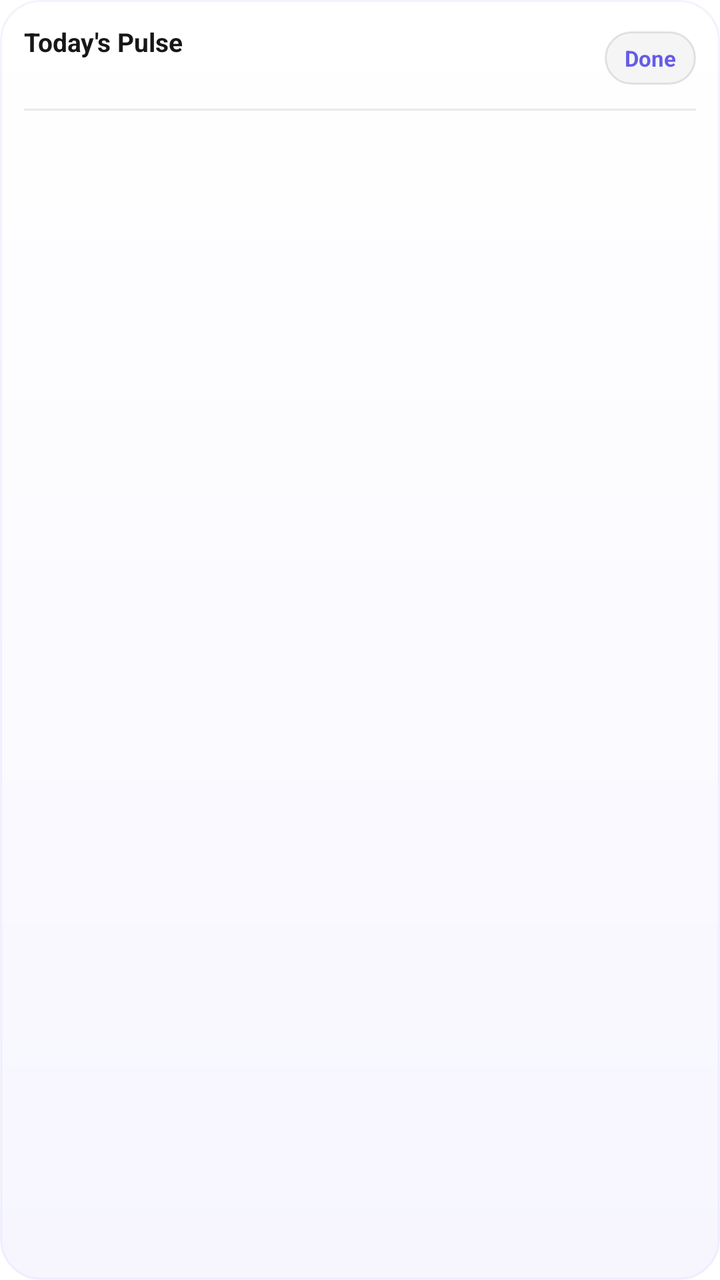
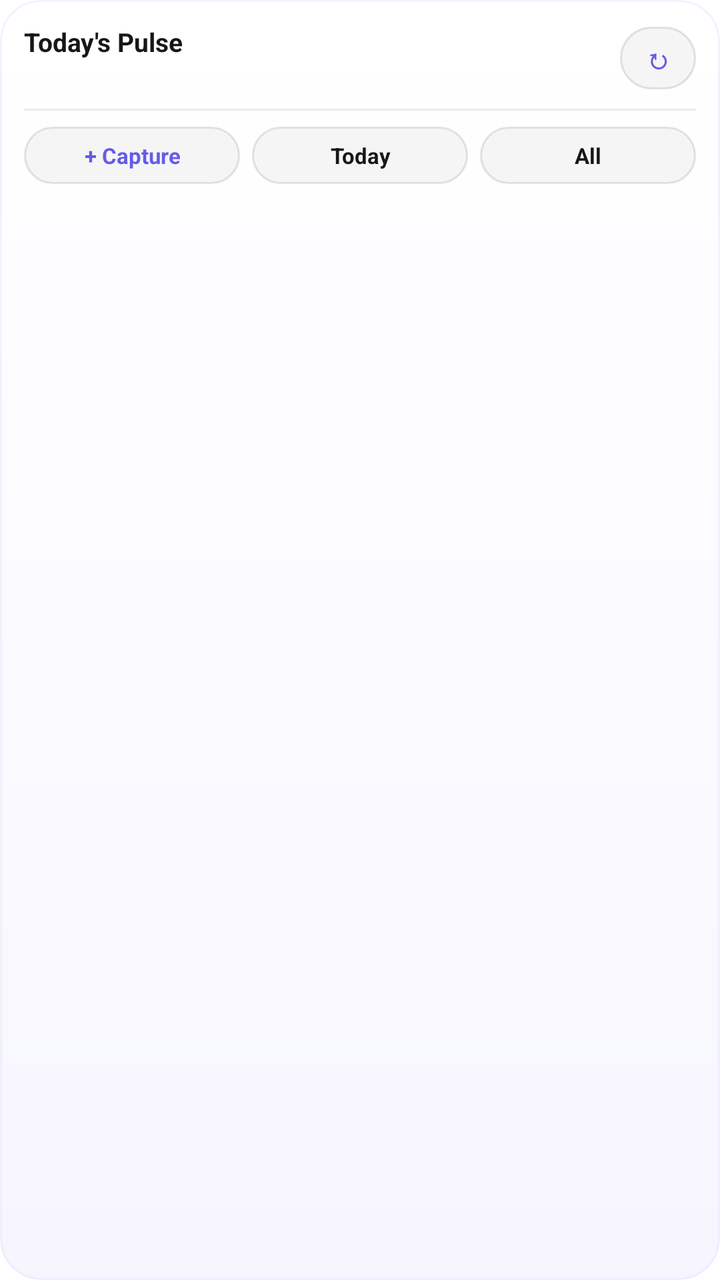

Compare the two renders of this Android layout. The source of the first and the diff that turns it into the second are given below.
<!-- AndroidManifest.xml: application theme Theme.jot -->
<!-- res/layout/widget_pulse.xml -->
<?xml version="1.0" encoding="utf-8"?>
<LinearLayout xmlns:android="http://schemas.android.com/apk/res/android"
    android:layout_width="match_parent"
    android:layout_height="match_parent"
    android:orientation="vertical"
    android:background="@drawable/widget_background"
    android:padding="12dp">

    <LinearLayout
        android:id="@+id/pulse_header"
        android:layout_width="match_parent"
        android:layout_height="wrap_content"
        android:gravity="center_vertical"
        android:orientation="horizontal">

        <LinearLayout
            android:layout_width="0dp"
            android:layout_height="wrap_content"
            android:layout_weight="1"
            android:orientation="vertical">

            <TextView
                android:layout_width="wrap_content"
                android:layout_height="wrap_content"
                android:text="Today's Pulse"
                android:textColor="#FF171717"
                android:textSize="13sp"
                android:textStyle="bold" />

            <TextView
                android:id="@+id/pulse_summary"
                android:layout_width="wrap_content"
                android:layout_height="wrap_content"
                android:layout_marginTop="2dp"
                android:textColor="#FF6B7280"
                android:textSize="11sp" />
        </LinearLayout>

        <TextView
            android:id="@+id/pulse_count_badge"
            android:layout_width="wrap_content"
            android:layout_height="wrap_content"
            android:background="@drawable/capture_field_bg"
            android:paddingStart="10dp"
            android:paddingTop="6dp"
            android:paddingEnd="10dp"
            android:paddingBottom="6dp"
            android:text="Done"
            android:textColor="#FF655BE8"
            android:textSize="11sp"
            android:textStyle="bold" />
    </LinearLayout>

    <TextView
        android:layout_width="match_parent"
        android:layout_height="1dp"
        android:layout_marginTop="8dp"
        android:layout_marginBottom="8dp"
        android:background="#14000000" />

    <ListView
        android:id="@+id/pulse_list"
        android:layout_width="match_parent"
        android:layout_height="0dp"
        android:layout_weight="1"
        android:divider="@null"
        android:dividerHeight="0dp"
        android:scrollbars="none" />

    <LinearLayout
        android:id="@+id/pulse_empty_state"
        android:layout_width="match_parent"
        android:layout_height="0dp"
        android:layout_weight="1"
        android:gravity="center"
        android:orientation="vertical"
        android:padding="8dp"
        android:visibility="gone">

        <ImageView
            android:id="@+id/pulse_empty_image"
            android:layout_width="match_parent"
            android:layout_height="110dp"
            android:layout_marginBottom="4dp"
            android:scaleType="centerCrop"
            android:adjustViewBounds="true"
            android:contentDescription="@null"
            android:visibility="gone" />

        <TextView
            android:id="@+id/pulse_empty_icon"
            android:layout_width="wrap_content"
            android:layout_height="wrap_content"
            android:text="~"
            android:textColor="#FF655BE8"
            android:textSize="28sp"
            android:textStyle="bold"
            android:visibility="gone" />

        <TextView
            android:id="@+id/pulse_empty_title"
            android:layout_width="wrap_content"
            android:layout_height="wrap_content"
            android:layout_marginTop="4dp"
            android:text="All clear"
            android:textColor="#FF171717"
            android:textSize="15sp"
            android:textStyle="bold" />

        <TextView
            android:id="@+id/pulse_empty_quote"
            android:layout_width="wrap_content"
            android:layout_height="wrap_content"
            android:layout_marginTop="6dp"
            android:gravity="center"
            android:maxLines="3"
            android:text="Nothing due right now."
            android:textColor="#FF6B7280"
            android:textSize="11sp" />

        <TextView
            android:id="@+id/pulse_empty_hint"
            android:layout_width="wrap_content"
            android:layout_height="wrap_content"
            android:layout_marginTop="8dp"
            android:gravity="center"
            android:maxLines="3"
            android:textColor="#FF8C8C96"
            android:textSize="10sp"
            android:visibility="gone" />
    </LinearLayout>

</LinearLayout>
<!-- resources referenced by this layout -->
<resources>
  <!-- drawable capture_field_bg (drawable) -->
  <?xml version="1.0" encoding="utf-8"?>
  <shape xmlns:android="http://schemas.android.com/apk/res/android"
      android:shape="rectangle">
      <solid android:color="#FFF5F5F5" />
      <corners android:radius="18dp" />
      <stroke android:width="1dp" android:color="#1A000000" />
  </shape>
  <!-- drawable widget_background (drawable) -->
  <?xml version="1.0" encoding="utf-8"?>
  <shape xmlns:android="http://schemas.android.com/apk/res/android"
      android:shape="rectangle">
      <gradient
          android:angle="270"
          android:startColor="#FFFFFFFF"
          android:endColor="#FFF7F6FF" />
      <corners android:radius="20dp" />
      <stroke android:width="1dp" android:color="#14655BE8" />
      <padding
          android:left="1dp"
          android:top="1dp"
          android:right="1dp"
          android:bottom="1dp" />
  </shape>
  <style name="Theme.jot" parent="Theme.MaterialComponents.DayNight.NoActionBar">
          
      </style>
</resources>

<!-- the commit's change to res/layout/widget_pulse.xml (unified diff, before → after) -->
@@ -37,17 +37,17 @@
         </LinearLayout>
 
         <TextView
-            android:id="@+id/pulse_count_badge"
+            android:id="@+id/pulse_btn_refresh"
             android:layout_width="wrap_content"
             android:layout_height="wrap_content"
             android:background="@drawable/capture_field_bg"
-            android:paddingStart="10dp"
+            android:paddingStart="12dp"
             android:paddingTop="6dp"
-            android:paddingEnd="10dp"
+            android:paddingEnd="12dp"
             android:paddingBottom="6dp"
-            android:text="Done"
+            android:text="↻"
             android:textColor="#FF655BE8"
-            android:textSize="11sp"
+            android:textSize="14sp"
             android:textStyle="bold" />
     </LinearLayout>
 
@@ -57,6 +57,58 @@
         android:layout_marginTop="8dp"
         android:layout_marginBottom="8dp"
         android:background="#14000000" />
+
+    <LinearLayout
+        android:id="@+id/pulse_actions"
+        android:layout_width="match_parent"
+        android:layout_height="wrap_content"
+        android:orientation="horizontal"
+        android:layout_marginBottom="8dp">
+
+        <TextView
+            android:id="@+id/pulse_btn_capture"
+            android:layout_width="0dp"
+            android:layout_height="wrap_content"
+            android:layout_weight="1"
+            android:layout_marginEnd="6dp"
+            android:background="@drawable/capture_field_bg"
+            android:gravity="center"
+            android:paddingTop="7dp"
+            android:paddingBottom="7dp"
+            android:text="+ Capture"
+            android:textColor="#FF655BE8"
+            android:textSize="11sp"
+            android:textStyle="bold" />
+
+        <TextView
+            android:id="@+id/pulse_btn_today"
+            android:layout_width="0dp"
+            android:layout_height="wrap_content"
+            android:layout_weight="1"
+            android:layout_marginEnd="6dp"
+            android:background="@drawable/capture_field_bg"
+            android:gravity="center"
+            android:paddingTop="7dp"
+            android:paddingBottom="7dp"
+            android:text="Today"
+            android:textColor="#FF171717"
+            android:textSize="11sp"
+            android:textStyle="bold" />
+
+        <TextView
+            android:id="@+id/pulse_btn_all"
+            android:layout_width="0dp"
+            android:layout_height="wrap_content"
+            android:layout_weight="1"
+            android:background="@drawable/capture_field_bg"
+            android:gravity="center"
+            android:paddingTop="7dp"
+            android:paddingBottom="7dp"
+            android:text="All"
+            android:textColor="#FF171717"
+            android:textSize="11sp"
+            android:textStyle="bold" />
+    </LinearLayout>
 
     <ListView
         android:id="@+id/pulse_list"
